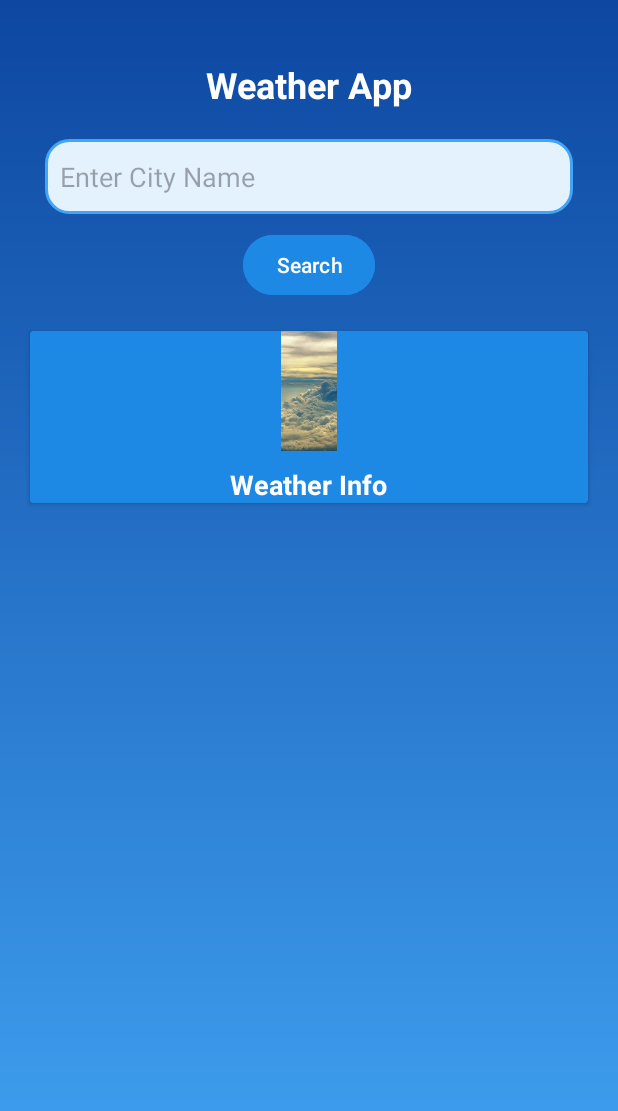
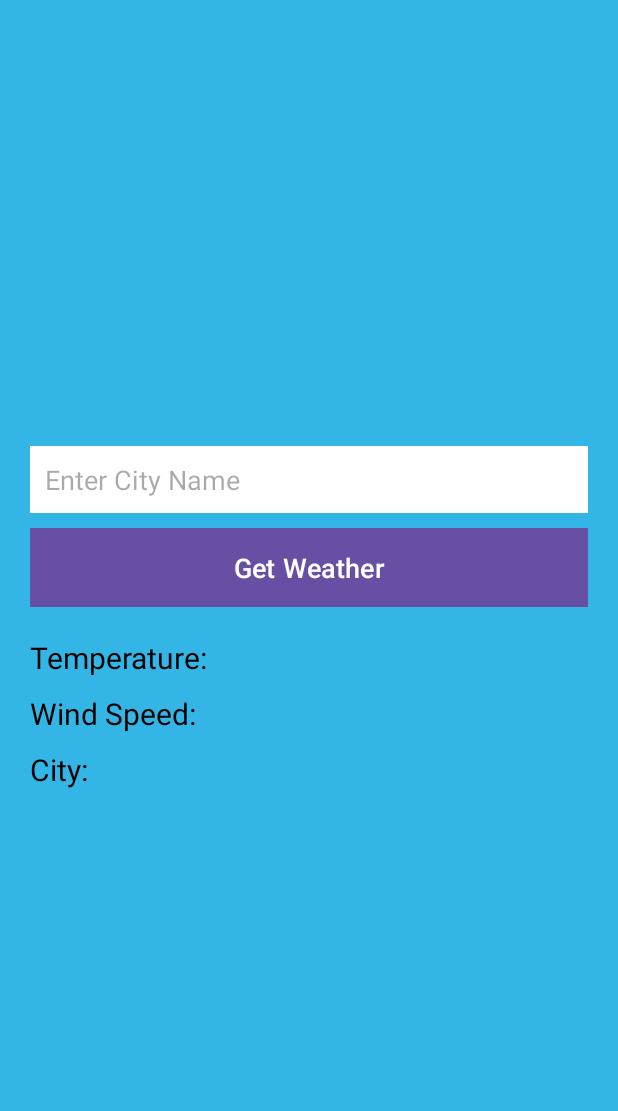
Before and after one commit to kumarmanish562/Weather_App, an Android app: the screen it shows after launch (MainActivity), on a phone screen of 412 x 824 dp. Shown: the top 1111 px of the screen. Run offline under Robolectric (Android 15) with nearby library versions, the phone set to English and light mode, and no system bars; our stand-ins replace Volley; pictures from the network do not load.

Commit message:
feat: Refactor weather app to use Volley for data fetching and enhance UI
This commit refactors the weather app to use the Volley library for fetching weather data from the OpenWeatherMap API, replacing the previous AsyncTask approach. It also includes several UI enhancements and improvements.

The changes include:

-   **Data Fetching with Volley:**
    -   Replaced `AsyncTask` with Volley for asynchronous network requests.
    -   Implemented `JsonObjectRequest` to fetch weather data in JSON format.
    -   Added `RequestQueue` to manage network requests efficiently.
    -   Introduced error handling for API requests, including network and parsing errors.
- **API Key:**
    - Add a secure way to add API key in local.properties file.
    - Added local.properties to .gitignore file.
-   **Layout and UI:**
    -   Updated `activity_main.xml` to a simpler `LinearLayout` structure.
    - Removed `gradient_bg.xml` and `input_background.xml`.
    - Created `weather_bg.xml` to change background.
    -   Added `EditText` (`etCityName`) for city input.
    -   Added `TextViews` (`tvWeatherDetails`, `tvWindDetails`, `tvLocation`) to display weather information.
    -   Added `Button` (`btnGetWeather`) to trigger the weather data fetch.
    -   Removed CardView.
    -   Changed the background color of layout.
-   **MainActivity Logic:**
    -   Removed `GetWeather` `AsyncTask`.
    -   Implemented logic to fetch weather data from the OpenWeatherMap API using Volley.
    -   Added logic to handle user input for city names.
    -   Added logic to parse JSON response and display weather information (temperature, wind speed, city name) in the UI.
    -   Added Error handling for weather data fetching and parsing.
- **Permission:**
    -  Added `INTERNET` permission in AndroidManifest.xml to enable data fetching.
-   **New Drawables:**
    - Added `clouds.png`, `cloudy.png`, `rainy.png`, `sunny.png` weather images.

```diff
--- a/app/build.gradle.kts
+++ b/app/build.gradle.kts
@@ -32,7 +32,7 @@ android {
 }
 
 dependencies {
-
+    implementation("com.android.volley:volley:1.2.1")  // ✅ FIXED
     implementation(libs.appcompat)
     implementation(libs.material)
     implementation(libs.activity)
@@ -40,4 +40,6 @@ dependencies {
     testImplementation(libs.junit)
     androidTestImplementation(libs.ext.junit)
     androidTestImplementation(libs.espresso.core)
+
+
 }
--- a/app/src/main/res/drawable/input_background.xml
+++ /dev/null
@@ -1,7 +0,0 @@
-<?xml version="1.0" encoding="utf-8"?>
-<shape xmlns:android="http://schemas.android.com/apk/res/android"
-    android:shape="rectangle">
-    <corners android:radius="15dp"/>
-    <solid android:color="@color/background"/>
-    <stroke android:width="2dp" android:color="@color/secondary"/>
-</shape>
--- a/app/src/main/res/drawable/gradient_bg.xml
+++ b/app/src/main/res/drawable/weather_bg.xml
@@ -3,9 +3,9 @@
     <item>
         <shape android:shape="rectangle">
             <gradient
-                android:angle="270"
-                android:startColor="#0D47A1"
-                android:endColor="#42A5F5"/>
+                android:angle="90"
+                android:startColor="#283E51"
+                android:endColor="#0F2027"/>
         </shape>
     </item>
 </layer-list>
--- a/app/src/main/res/layout/activity_main.xml
+++ b/app/src/main/res/layout/activity_main.xml
@@ -1,99 +1,58 @@
 <?xml version="1.0" encoding="utf-8"?>
-<androidx.constraintlayout.widget.ConstraintLayout xmlns:android="http://schemas.android.com/apk/res/android"
-    xmlns:app="http://schemas.android.com/apk/res-auto"
-    xmlns:tools="http://schemas.android.com/tools"
+<LinearLayout xmlns:android="http://schemas.android.com/apk/res/android"
     android:layout_width="match_parent"
     android:layout_height="match_parent"
-    android:background="@drawable/gradient_bg"
-    tools:context=".MainActivity">
+    android:orientation="vertical"
+    android:gravity="center"
+    android:padding="20dp"
+    android:background="@android:color/holo_blue_light">
 
-    <!-- App Title -->
+    <EditText
+        android:id="@+id/etCityName"
+        android:layout_width="match_parent"
+        android:layout_height="wrap_content"
+        android:hint="Enter City Name"
+        android:padding="10dp"
+        android:background="@android:color/white"
+        android:textColor="@android:color/black"
+        android:textSize="18sp"/>
+
+    <Button
+        android:id="@+id/btnGetWeather"
+        android:layout_width="match_parent"
+        android:layout_height="wrap_content"
+        android:text="Get Weather"
+        android:layout_marginTop="10dp"
+        android:padding="10dp"
+        android:background="@android:color/holo_orange_dark"
+        android:textColor="@android:color/white"
+        android:textSize="18sp"/>
+
     <TextView
-        android:id="@+id/appTitle"
-        android:layout_width="wrap_content"
+        android:id="@+id/tvWeatherDetails"
+        android:layout_width="match_parent"
         android:layout_height="wrap_content"
-        android:text="Weather App"
-        android:textSize="24sp"
-        android:textStyle="bold"
-        android:textColor="@color/textPrimary"
-        app:layout_constraintTop_toTopOf="parent"
-        app:layout_constraintStart_toStartOf="parent"
-        app:layout_constraintEnd_toEndOf="parent"
-        android:layout_marginTop="40dp" />
+        android:text="Temperature: "
+        android:textSize="20sp"
+        android:layout_marginTop="20dp"
+        android:textColor="@android:color/black"/>
 
-    <!-- City Input -->
-    <EditText
-        android:id="@+id/cityName"
-        android:layout_width="0dp"
-        android:layout_height="50dp"
-        android:hint="Enter City Name"
-        android:textColor="@color/textSecondary"
-        android:textSize="18sp"
-        android:background="@drawable/input_background"
-        android:padding="10dp"
-        app:layout_constraintTop_toBottomOf="@id/appTitle"
-        app:layout_constraintStart_toStartOf="parent"
-        app:layout_constraintEnd_toEndOf="parent"
-        android:layout_marginTop="20dp"
-        android:layout_marginHorizontal="30dp" />
+    <TextView
+        android:id="@+id/tvWindDetails"
+        android:layout_width="match_parent"
+        android:layout_height="wrap_content"
+        android:text="Wind Speed: "
+        android:textSize="20sp"
+        android:layout_marginTop="10dp"
+        android:textColor="@android:color/black"/>
 
-    <!-- Search Button -->
-    <Button
-        android:id="@+id/search"
-        android:layout_width="wrap_content"
+    <TextView
+        android:id="@+id/tvLocation"
+        android:layout_width="match_parent"
         android:layout_height="wrap_content"
-        android:text="Search"
-        android:backgroundTint="@color/cardBackground"
-        android:textColor="@color/textPrimary"
-        android:paddingHorizontal="20dp"
-        android:paddingVertical="10dp"
+        android:text="City: "
+        android:textSize="20sp"
         android:layout_marginTop="10dp"
-        app:layout_constraintTop_toBottomOf="@id/cityName"
-        app:layout_constraintStart_toStartOf="parent"
-        app:layout_constraintEnd_toEndOf="parent" />
+        android:textColor="@android:color/black"/>
 
-    <!-- Weather Card -->
-    <androidx.cardview.widget.CardView
-        android:id="@+id/weatherCard"
-        android:layout_width="0dp"
-        android:layout_height="wrap_content"
-        android:backgroundTint="@color/cardBackground"
-        android:radius="20dp"
-        android:elevation="6dp"
-        app:layout_constraintTop_toBottomOf="@id/search"
-        app:layout_constraintStart_toStartOf="parent"
-        app:layout_constraintEnd_toEndOf="parent"
-        android:layout_margin="20dp"
-        android:padding="20dp">
-
-        <LinearLayout
-            android:layout_width="match_parent"
-            android:layout_height="wrap_content"
-            android:orientation="vertical"
-            android:gravity="center">
-
-            <!-- Weather Icon -->
-            <ImageView
-                android:id="@+id/weatherIcon"
-                android:layout_width="80dp"
-                android:layout_height="80dp"
-                android:src="@drawable/background"
-
-                android:layout_gravity="center"/>
-
-            <!-- Weather Info -->
-            <TextView
-                android:id="@+id/weather"
-                android:layout_width="wrap_content"
-                android:layout_height="wrap_content"
-                android:text="Weather Info"
-                android:textSize="18sp"
-                android:textStyle="bold"
-                android:textColor="@color/textPrimary"
-                android:layout_gravity="center"
-                android:layout_marginTop="10dp"/>
-
-        </LinearLayout>
-    </androidx.cardview.widget.CardView>
-
-</androidx.constraintlayout.widget.ConstraintLayout>
+</LinearLayout>
```
Also changed, not shown: app/src/main/AndroidManifest.xml (+13 -14 lines), app/src/main/java/com/manishkumar/weather/MainActivity.java (+84 -98 lines), app/src/main/res/drawable/clouds.png (added), app/src/main/res/drawable/cloudy.png (added), app/src/main/res/drawable/rainy.png (added), app/src/main/res/drawable/sunny.png (added), 1 other file.
